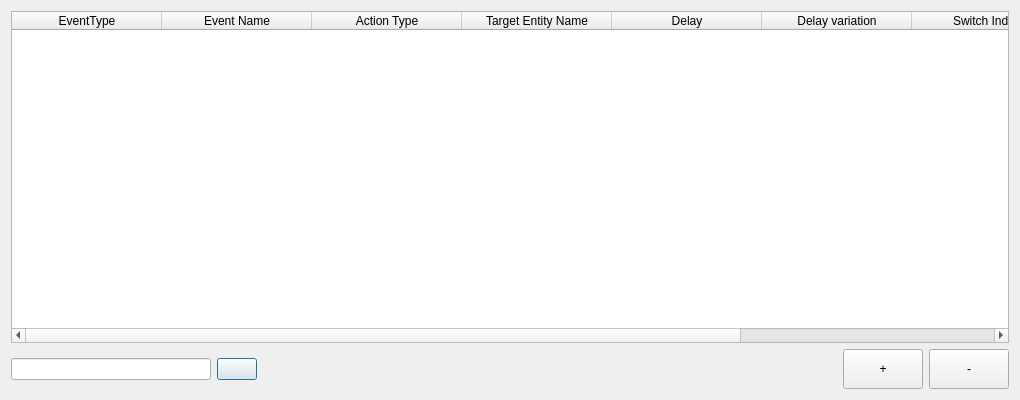
Before: the Qt Designer form Tools/ResourceEditor/DataQt/ActionComponentEditor.ui in xaoctech/dava.engine, drawn with Qt 5.
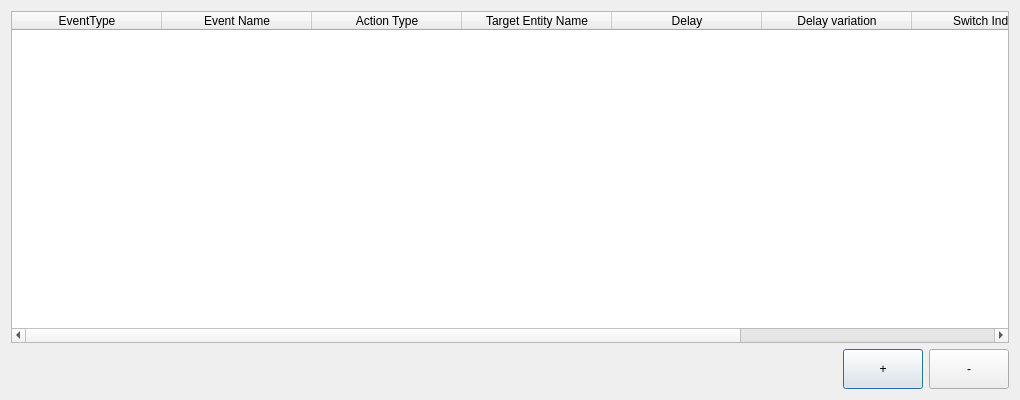
After: the same form once the commit is applied. Icons and pictures are not drawn.

Commit message: [DF-4401] Replaced text editor with QComboBox

Diff of the .ui file:
```diff
--- a/Tools/ResourceEditor/DataQt/ActionComponentEditor.ui
+++ b/Tools/ResourceEditor/DataQt/ActionComponentEditor.ui
@@ -103,28 +103,7 @@
     </widget>
    </item>
    <item>
-    <layout class="QHBoxLayout" name="horizontalLayout" stretch="0,0,1,0,0">
-     <item>
-      <widget class="QLineEdit" name="eventName">
-       <property name="minimumSize">
-        <size>
-         <width>200</width>
-         <height>0</height>
-        </size>
-       </property>
-      </widget>
-     </item>
-     <item>
-      <widget class="QPushButton" name="invokeEvent">
-       <property name="text">
-        <string/>
-       </property>
-       <property name="icon">
-        <iconset resource="QtIcons.qrc">
-         <normaloff>:/QtIcons/play.png</normaloff>:/QtIcons/play.png</iconset>
-       </property>
-      </widget>
-     </item>
+    <layout class="QHBoxLayout" name="horizontalLayout" stretch="1,0,0">
      <item>
       <spacer name="horizontalSpacer">
        <property name="orientation">
```
Left out of the diff: 2 changed lines with no effect on the pictures. The commit also changes 6 other files.
